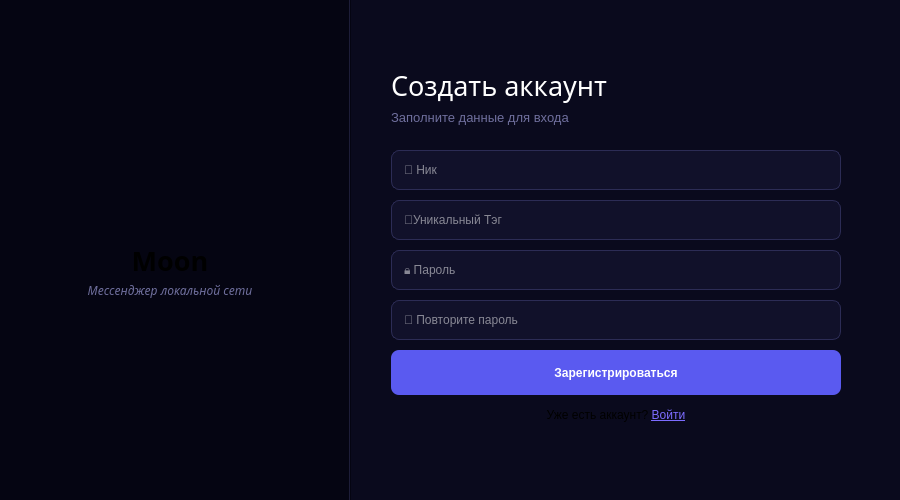
The window that loginwindows.ui (ZefirRX/Moon) describes before a commit, drawn with Qt 5.
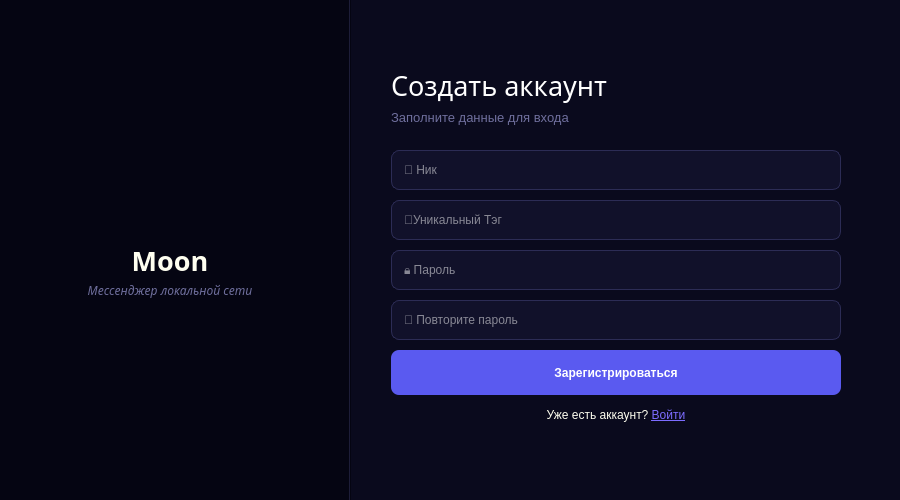
The same window after the commit. Icons and pictures are not drawn.

```diff
--- a/loginwindows.ui
+++ b/loginwindows.ui
@@ -51,10 +51,10 @@
    <widget class="QLabel" name="logoLable">
     <property name="geometry">
      <rect>
-      <x>125</x>
-      <y>140</y>
+      <x>120</x>
+      <y>160</y>
       <width>101</width>
-      <height>101</height>
+      <height>91</height>
      </rect>
     </property>
     <property name="text">
@@ -80,6 +80,9 @@
       <bold>true</bold>
      </font>
     </property>
+    <property name="styleSheet">
+     <string notr="true">color: #FFFFF0;</string>
+    </property>
     <property name="text">
      <string>Moon</string>
     </property>
@@ -304,6 +307,9 @@
     <property name="layoutDirection">
      <enum>Qt::LayoutDirection::LeftToRight</enum>
     </property>
+    <property name="styleSheet">
+     <string notr="true">color: #FFFFF0;</string>
+    </property>
     <property name="text">
      <string>Уже есть аккаунт? &lt;a href=&quot;#&quot; style=&quot;color:#7C6CFF;&quot;&gt;Войти&lt;/a&gt;</string>
     </property>
```
Left out of the diff: 6 changed lines with no effect on the pictures.
